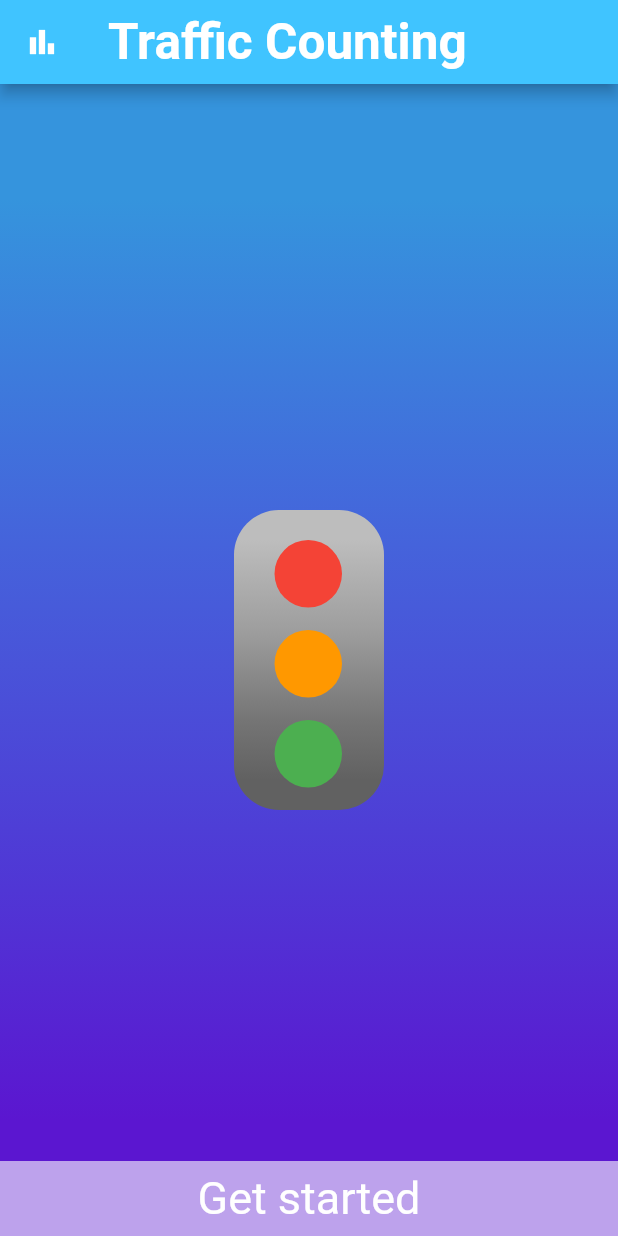
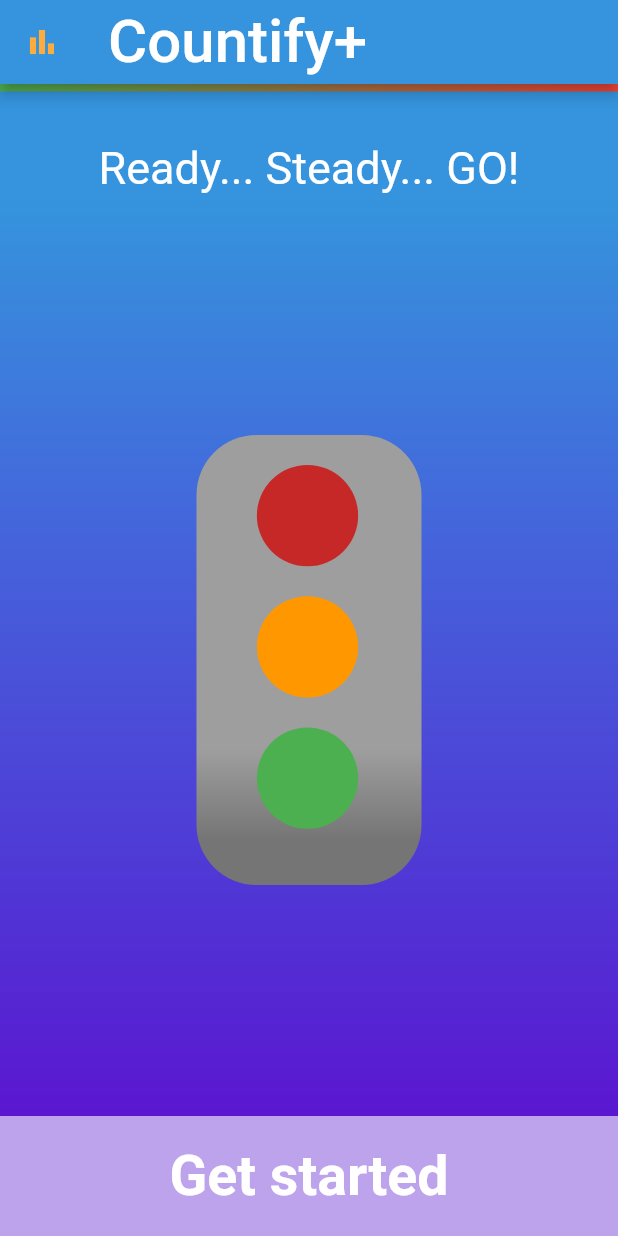
Before and after one commit to lolanator/traffic_counting_flutter, a Flutter app: the screen it shows after launch, on a phone screen of 412 x 824 dp. Run offline on Flutter 3.47's test engine with Material 2 defaults, Android fonts, the phone set to English and light mode, and no system bars; our stand-ins replace bubble_tab_indicator, flutter_spinkit, image_picker, video_player; Roboto replaces fonts that are missing (Chicle, Sunflower, Ubuntu).

Commit message:
Added animation to traffic lights on home screen

```diff
--- a/lib/traffic_home_screen.dart
+++ b/lib/traffic_home_screen.dart
@@ -2,41 +2,27 @@ import 'package:flutter/material.dart';
 import 'package:traffic_counting_project/camera_screen.dart';
 import 'package:traffic_counting_project/dashboard.dart';
 import 'package:traffic_counting_project/loading_screen.dart';
-import 'package:google_fonts/google_fonts.dart';
-import 'package:image_picker/image_picker.dart';
-import 'dart:io';
 
 class TrafficHomeScreen extends StatefulWidget {
   @override
   _TrafficHomeScreenState createState() => _TrafficHomeScreenState();
 }
+//hello-----
 
 class _TrafficHomeScreenState extends State<TrafficHomeScreen> {
-
-  AnimationController _animation;
-  File _galleryVideo;
-  File _cameraVideo;
-
-  ImagePicker picker = ImagePicker();
-
-  _pickVideoFromCamera() async {
-    PickedFile pickedFile = await picker.getVideo(source: ImageSource.camera);
-
-    _cameraVideo = File(pickedFile.path);
-  }
+  Color _colorRed = Colors.pinkAccent;
+  Color _colorGreen = Colors.lightGreenAccent;
+  Color _colorYellow = Colors.yellowAccent;
 
   @override
   Widget build(BuildContext context) {
     return Scaffold(
       appBar: AppBar(
         title: Text(
-            "Traffic Counting",
-            style: GoogleFonts.sunflower(
-              fontSize: 33,
-              fontWeight: FontWeight.bold,
+          "Countify+",
+          style: TextStyle(fontFamily: "Chicle", fontSize: 40),
         ),
-        ),
-        backgroundColor: Colors.lightBlueAccent,
+        backgroundColor: Color(0xFF3594DD),
         leading: GestureDetector(
           onTap: () {
             Navigator.push(
@@ -45,7 +31,8 @@ class _TrafficHomeScreenState extends State<TrafficHomeScreen> {
             );
           },
           child: Icon(
-            Icons.bar_chart, // add custom icons also
+            Icons.bar_chart,
+            color: Colors.orangeAccent, // add custom icons also
           ),
         ),
       ),
@@ -66,72 +53,159 @@ class _TrafficHomeScreenState extends State<TrafficHomeScreen> {
               ),
             ),
           ),
+          Container(
+            padding: EdgeInsets.only(top: 30),
+            height: MediaQuery.of(context).size.width * .2,
+            alignment: Alignment.center,
+            child: Text(
+              "Ready... Steady... GO!",
+              textAlign: TextAlign.center,
+              style: TextStyle(
+                  color: Colors.white, fontSize: 30, fontFamily: "Ubuntu"),
+            ),
+          ),
           Center(
             child: Container(
-              height: 200,
-              width: 100,
+              height: 300,
+              width: 150,
               child: Stack(
                 children: [
                   Container(
                     //  alignment: Alignment.center,
-                    height: 200,
-                    width: 100,
+                    height: 300,
+                    width: 150,
                     decoration: BoxDecoration(
-                      borderRadius: BorderRadius.circular(30.0),
+                      borderRadius: BorderRadius.circular(40.0),
                       gradient: LinearGradient(
                         begin: Alignment.topCenter,
                         end: Alignment.bottomCenter,
                         stops: [0.1, 0.4, 0.7, 0.9],
                         colors: [
-                          Colors.grey[400],
+                          Colors.grey[500],
+                          Colors.grey[500],
                           Colors.grey[500],
                           Colors.grey[600],
-                          Colors.grey[700],
                         ],
                       ),
                     ),
                   ),
                   Column(
                     children: <Widget>[
-                      Padding(
-                        padding: EdgeInsets.only(left: 27, top: 20),
+                      TweenAnimationBuilder(
+                        child: Padding(
+                          padding: EdgeInsets.only(left: 40.25, top: 20),
                           child: Container(
                             alignment: Alignment.topCenter,
-                          height: 45,
-                          width: 45,
+                            height: 67.5,
+                            width: 67.5,
                             decoration: BoxDecoration(
                               borderRadius: BorderRadius.circular(100.0),
-                            color: Colors.red,
+                              color: Colors.red[800],
                             ),
                           ),
                         ),
-                      Padding(
-                        padding: EdgeInsets.only(left: 27, top: 15),
+                        duration: Duration(milliseconds: 450),
+                        tween: ColorTween(begin: Colors.red[800], end: _colorRed),
+                        builder: (BuildContext context, Color color, Widget child) {
+                          return Padding(
+                            padding: EdgeInsets.only(left: 40.25, top: 20),
                             child: Container(
                               alignment: Alignment.topCenter,
-                          height: 45,
-                          width: 45,
+                              height: 67.5,
+                              width: 67.5,
                               decoration: BoxDecoration(
                                 borderRadius: BorderRadius.circular(100.0),
-                            color: Colors.orange
+                                color: color,
+                              ),
+                            ),
+                          );
+                        },
+                        onEnd: () => setState(() => _colorRed = Colors.red[800],
+                        ),
+                      ),
+                      TweenAnimationBuilder(
+                        child: Padding(
+                          padding: EdgeInsets.only(left: 40.25, top: 20),
+                          child: Container(
+                            alignment: Alignment.topCenter,
+                            height: 67.5,
+                            width: 67.5,
+                            decoration: BoxDecoration(
+                              borderRadius: BorderRadius.circular(100.0),
+                              color: Colors.orange,
                             ),
                           ),
                         ),
-                      Padding(
-                        padding: EdgeInsets.only(left: 27, top: 15),
+                        duration: Duration(milliseconds: 600),
+                        tween: ColorTween(begin: Colors.orange, end: _colorYellow),
+                        builder: (BuildContext context, Color color, Widget child) {
+                          return Padding(
+                            padding: EdgeInsets.only(left: 40.25, top: 20),
                             child: Container(
                               alignment: Alignment.topCenter,
-                          height: 45,
-                          width: 45,
+                              height: 67.5,
+                              width: 67.5,
+                              decoration: BoxDecoration(
+                                borderRadius: BorderRadius.circular(100.0),
+                                color: color,
+                              ),
+                            ),
+                          );
+                        },
+                        onEnd: () => setState(() => _colorYellow = Colors.orange,
+                        ),
+                      ),
+                      TweenAnimationBuilder(
+                        child: Padding(
+                          padding: EdgeInsets.only(left: 40.25, top: 20),
+                          child: Container(
+                            alignment: Alignment.topCenter,
+                            height: 67.5,
+                            width: 67.5,
                             decoration: BoxDecoration(
                               borderRadius: BorderRadius.circular(100.0),
                               color: Colors.green,
                             ),
                           ),
                         ),
+                        duration: Duration(milliseconds: 750),
+                        tween: ColorTween(begin: Colors.green, end: _colorGreen),
+                        builder: (BuildContext context, Color color, Widget child) {
+                          return Padding(
+                            padding: EdgeInsets.only(left: 40.25, top: 20),
+                            child: Container(
+                              alignment: Alignment.topCenter,
+                              height: 67.5,
+                              width: 67.5,
+                              decoration: BoxDecoration(
+                                borderRadius: BorderRadius.circular(100.0),
+                                color: color,
+                              ),
+                            ),
+                          );
+                        },
+                        onEnd: () => setState(() => _colorGreen = Colors.green,
+                        ),
+                      ),
                     ],
                   )
                 ],
+              ),
+            ),
+          ),
+          SizedBox(
+            width: double.infinity,
+            height: 5,
+            child: const DecoratedBox(
+              decoration: const BoxDecoration(
+                gradient: LinearGradient(
+                  begin: Alignment.topRight,
+                  end: Alignment.bottomLeft,
+                  colors: [
+                    Colors.red,
+                    Colors.green,
+                  ],
+                ),
               ),
             ),
           ),
@@ -141,48 +215,29 @@ class _TrafficHomeScreenState extends State<TrafficHomeScreen> {
                 child: Container(
                   color: Colors.white60,
                   width: double.infinity,
-                  height: 50,
+                  height: 80,
                   child: Center(
                     child: Text(
                       'Get started',
-                        style: GoogleFonts.sunflower(fontSize: 30, color: Colors.white),
+                      style: TextStyle(
+                        color: Colors.white,
+                        fontFamily: "Ubuntu",
+                        fontWeight: FontWeight.bold,
+                        fontSize: 37,
+                      ),
                     ),
                   ),
                 ),
               ),
               onTap: () {
-                  _pickVideoFromCamera();
-              },
-          )
+                Navigator.push(
+                  context,
+                  MaterialPageRoute(builder: (context) => CameraScreen()),
+                );
+              }),
         ],
       ),
     );
   }
 }
 //------------------------------------------------------ Lola
-
-/*{
-                Navigator.push(
-                  context,
-                  MaterialPageRoute(builder: (context) => _pickVideoFromCamera()),
-                );
-              }),*/
-
-/*                      TweenAnimationBuilder(
-                          tween: ColorTween(begin: Colors.white, end: Colors.green),
-                          duration: const Duration(seconds: 3),
-                          builder: (_, Color color, __){
-                            return ColorFiltered(
-                              child: Container(
-                                alignment: Alignment.topCenter,
-                                height: 45,
-                                width: 45,
-                                decoration: BoxDecoration(
-                                  borderRadius: BorderRadius.circular(100.0),
-                                  color: Colors.red,
-                                ),
-                              ),
-                              colorFilter: ColorFilter.mode(Colors.red, BlendMode.modulate),
-                            );
-                          }
-                        ),*/
```
Lines whose indentation alone changed are shown as unchanged.
